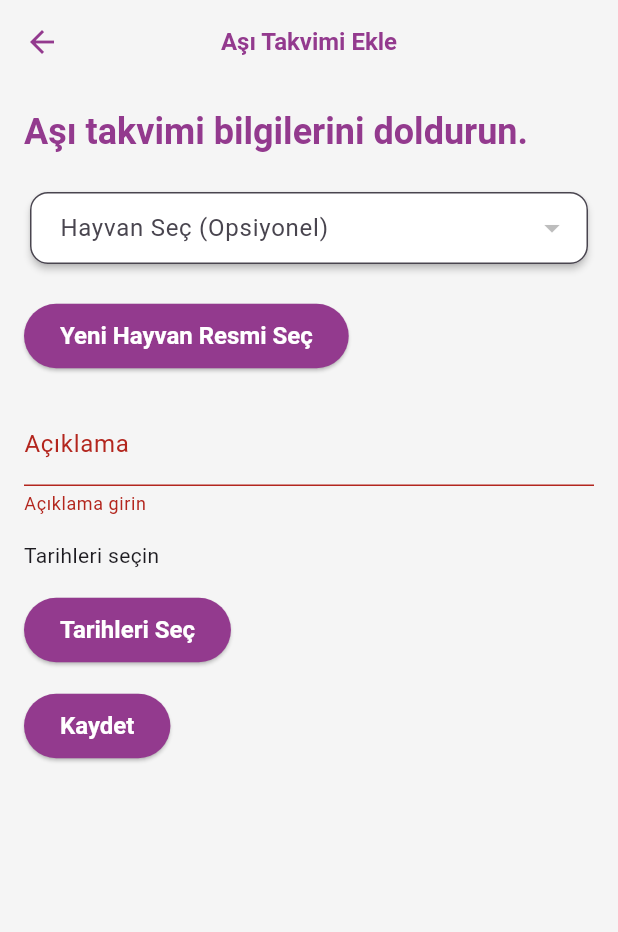
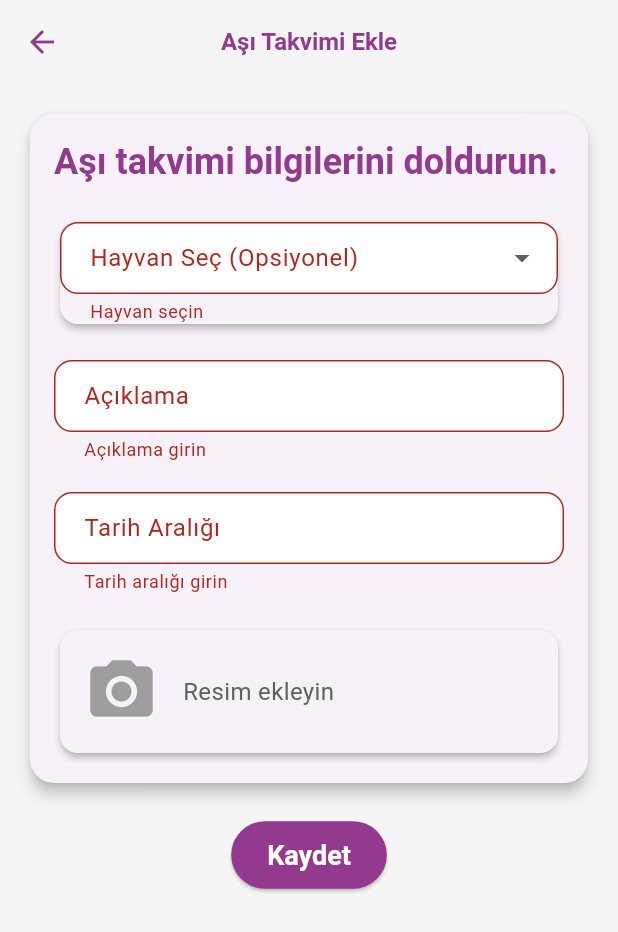
Before and after one commit to irm-ba/Hayvan, a Flutter app: the VaccinationScheduleAdd screen opened directly, after a tap on "Kaydet", on a phone screen of 412 x 824 dp. Shown: the top 932 px of the screen. Run offline on Flutter 3.47's test engine with Material 3 defaults, Android fonts, the phone set to English and light mode, and no system bars; our stand-ins replace cloud_firestore, firebase_auth, firebase_core, firebase_storage, image_picker, introduction_screen; missing offline and left inert: mailer; accounts and stored records are empty; network calls fail.

```diff
--- a/lib/vaccination_schedule_add.dart
+++ b/lib/vaccination_schedule_add.dart
@@ -1,8 +1,8 @@
+import 'dart:io';
 import 'package:flutter/material.dart';
 import 'package:cloud_firestore/cloud_firestore.dart';
 import 'package:firebase_auth/firebase_auth.dart';
 import 'package:image_picker/image_picker.dart';
-import 'dart:io';
 import 'package:firebase_storage/firebase_storage.dart';
 
 class VaccinationScheduleAdd extends StatefulWidget {
@@ -16,13 +16,16 @@ class _VaccinationScheduleAddState extends State<VaccinationScheduleAdd> {
   DateTime? start;
   DateTime? end;
   final TextEditingController _descriptionController = TextEditingController();
+  final TextEditingController _visitDateController = TextEditingController();
+  final _formKey = GlobalKey<FormState>();
   String? _selectedAnimalId;
   List<String> _animalIds = [];
   List<String> _animalNames = [];
   List<String> _animalImageUrls = [];
-  final _formKey = GlobalKey<FormState>();
+  File? _selectedImage;
   bool _isLoading = false;
-  File? _newAnimalImage; // Yeni eklenen hayvan resmi için
+
+  final ImagePicker _picker = ImagePicker();
 
   @override
   void initState() {
@@ -54,29 +57,27 @@ class _VaccinationScheduleAddState extends State<VaccinationScheduleAdd> {
     }
   }
 
-  Future<String> _uploadImage(File image) async {
+  Future<void> _pickImage() async {
+    final pickedFile = await _picker.pickImage(source: ImageSource.gallery);
+    if (pickedFile != null) {
+      setState(() {
+        _selectedImage = File(pickedFile.path);
+      });
+    }
+  }
+
+  Future<String?> _uploadImage(File image) async {
     try {
       final storageRef = FirebaseStorage.instance.ref();
-      final imageRef = storageRef
-          .child('vaccination_images/${DateTime.now().toIso8601String()}');
+      final fileName = DateTime.now().millisecondsSinceEpoch.toString();
+      final imageRef = storageRef.child('vaccination_images/$fileName');
       final uploadTask = imageRef.putFile(image);
       final snapshot = await uploadTask.whenComplete(() {});
       final downloadUrl = await snapshot.ref.getDownloadURL();
       return downloadUrl;
     } catch (e) {
       print('Error uploading image: $e');
-      return '';
-    }
-  }
-
-  Future<void> _pickImage() async {
-    final picker = ImagePicker();
-    final pickedFile = await picker.pickImage(source: ImageSource.gallery);
-
-    if (pickedFile != null) {
-      setState(() {
-        _newAnimalImage = File(pickedFile.path);
-      });
+      return null;
     }
   }
 
@@ -89,8 +90,8 @@ class _VaccinationScheduleAddState extends State<VaccinationScheduleAdd> {
       if (user != null) {
         try {
           String? imageUrl;
-          if (_newAnimalImage != null) {
-            imageUrl = await _uploadImage(_newAnimalImage!);
+          if (_selectedImage != null) {
+            imageUrl = await _uploadImage(_selectedImage!);
           }
 
           await FirebaseFirestore.instance
@@ -101,7 +102,7 @@ class _VaccinationScheduleAddState extends State<VaccinationScheduleAdd> {
             'end': end,
             'animalId': _selectedAnimalId,
             'userId': user.uid,
-            'animalImageUrl': imageUrl, // Resim URL'sini ekleyin
+            'animalImageUrl': imageUrl,
           });
 
           ScaffoldMessenger.of(context).showSnackBar(
@@ -127,22 +128,37 @@ class _VaccinationScheduleAddState extends State<VaccinationScheduleAdd> {
     return Scaffold(
       appBar: AppBar(
         title: const Text("Aşı Takvimi Ekle"),
+        elevation: 0,
       ),
       body: Padding(
         padding: const EdgeInsets.all(16.0),
+        child: SingleChildScrollView(
           child: Form(
             key: _formKey,
             child: Column(
               crossAxisAlignment: CrossAxisAlignment.start,
               children: [
+                Card(
+                  elevation: 4,
+                  shape: RoundedRectangleBorder(
+                    borderRadius: BorderRadius.circular(16),
+                  ),
+                  child: Padding(
+                    padding: const EdgeInsets.all(16.0),
+                    child: Column(
+                      crossAxisAlignment: CrossAxisAlignment.start,
+                      children: [
                         Text(
                           'Aşı takvimi bilgilerini doldurun.',
-                style: Theme.of(context).textTheme.headlineSmall?.copyWith(
+                          style: Theme.of(context)
+                              .textTheme
+                              .headlineSmall
+                              ?.copyWith(
                                 fontWeight: FontWeight.bold,
                                 color: Color.fromARGB(255, 147, 58, 142),
                               ),
                         ),
-              const SizedBox(height: 20),
+                        SizedBox(height: 20),
                         _buildDropdownField(
                           label: 'Hayvan Seç (Opsiyonel)',
                           value: _selectedAnimalId,
@@ -155,33 +171,10 @@ class _VaccinationScheduleAddState extends State<VaccinationScheduleAdd> {
                             });
                           },
                         ),
-              const SizedBox(height: 20),
-              ElevatedButton(
-                onPressed: _pickImage,
-                child: const Text("Yeni Hayvan Resmi Seç"),
-                style: ElevatedButton.styleFrom(
-                  foregroundColor: Colors.white,
-                  backgroundColor: Color.fromARGB(255, 147, 58, 142),
-                  padding:
-                      const EdgeInsets.symmetric(horizontal: 24, vertical: 12),
-                  textStyle: const TextStyle(
-                      fontSize: 16, fontWeight: FontWeight.bold),
-                ),
-              ),
-              if (_newAnimalImage != null)
-                Padding(
-                  padding: const EdgeInsets.symmetric(vertical: 16.0),
-                  child: Image.file(
-                    _newAnimalImage!,
-                    width: 100,
-                    height: 100,
-                    fit: BoxFit.cover,
-                  ),
-                ),
-              const SizedBox(height: 20),
-              TextFormField(
+                        SizedBox(height: 20),
+                        _buildTextField(
                           controller: _descriptionController,
-                decoration: const InputDecoration(labelText: 'Açıklama'),
+                          label: 'Açıklama',
                           validator: (value) {
                             if (value == null || value.isEmpty) {
                               return 'Açıklama girin';
@@ -189,54 +182,51 @@ class _VaccinationScheduleAddState extends State<VaccinationScheduleAdd> {
                             return null;
                           },
                         ),
-              const SizedBox(height: 16),
-              Text(
-                start != null && end != null
-                    ? 'Başlangıç: ${_formatDate(start!)} \nBitiş: ${_formatDate(end!)}'
-                    : 'Tarihleri seçin',
-                textAlign: TextAlign.center,
-              ),
-              const SizedBox(height: 16),
-              ElevatedButton(
-                onPressed: () async {
-                  final result = await showDateRangePicker(
-                    context: context,
-                    firstDate: DateTime(2020),
-                    lastDate: DateTime(2100),
-                  );
-                  if (result != null) {
-                    setState(() {
-                      start = result.start;
-                      end = result.end;
-                    });
+                        SizedBox(height: 20),
+                        GestureDetector(
+                          onTap: _selectDateRange,
+                          child: AbsorbPointer(
+                            child: _buildTextField(
+                              controller: _visitDateController,
+                              label: 'Tarih Aralığı',
+                              hint: 'Başlangıç - Bitiş',
+                              validator: (value) {
+                                if (value == null || value.isEmpty) {
+                                  return 'Tarih aralığı girin';
                                 }
+                                return null;
                               },
-                child: const Text("Tarihleri Seç"),
-                style: ElevatedButton.styleFrom(
-                  foregroundColor: Colors.white,
-                  backgroundColor: Color.fromARGB(255, 147, 58, 142),
-                  padding:
-                      const EdgeInsets.symmetric(horizontal: 24, vertical: 12),
-                  textStyle: const TextStyle(
-                      fontSize: 16, fontWeight: FontWeight.bold),
                             ),
                           ),
-              const SizedBox(height: 16),
-              _isLoading
-                  ? Center(child: CircularProgressIndicator())
+                        ),
+                        SizedBox(height: 20),
+                        _buildImagePicker(),
+                      ],
+                    ),
+                  ),
+                ),
+                SizedBox(height: 20),
+                Center(
+                  child: _isLoading
+                      ? CircularProgressIndicator()
                       : ElevatedButton(
                           onPressed: _saveVaccinationSchedule,
-                      child: const Text("Kaydet"),
+                          child: const Text('Kaydet'),
                           style: ElevatedButton.styleFrom(
+                            backgroundColor: Color.fromARGB(255, 147, 58, 142),
                             foregroundColor: Colors.white,
-                        backgroundColor: Color.fromARGB(255, 147, 58, 142),
-                        padding: const EdgeInsets.symmetric(
+                            padding: EdgeInsets.symmetric(
                                 horizontal: 24, vertical: 12),
-                        textStyle: const TextStyle(
-                            fontSize: 16, fontWeight: FontWeight.bold),
+                            textStyle: TextStyle(
+                                fontSize: 18, fontWeight: FontWeight.bold),
+                            shape: RoundedRectangleBorder(
+                              borderRadius: BorderRadius.circular(30),
+                            ),
+                          ),
                         ),
                 ),
               ],
+            ),
           ),
         ),
       ),
@@ -273,26 +263,124 @@ class _VaccinationScheduleAddState extends State<VaccinationScheduleAdd> {
             child: Row(
               children: [
                 itemImageUrls[index].isNotEmpty
-                    ? CircleAvatar(
-                        backgroundImage: NetworkImage(itemImageUrls[index]),
-                        radius: 20,
+                    ? Padding(
+                        padding: const EdgeInsets.only(right: 8.0),
+                        child: Image.network(
+                          itemImageUrls[index],
+                          width: 40,
+                          height: 40,
+                          fit: BoxFit.cover,
+                        ),
                       )
-                    : const CircleAvatar(
-                        child: Icon(Icons.pets),
-                        radius: 20,
-                      ),
-                const SizedBox(width: 10),
+                    : SizedBox(width: 40, height: 40),
                 Text(itemNames[index]),
               ],
             ),
           );
-        }),
+        })
+          ..add(
+            DropdownMenuItem<String>(
+              value: 'custom',
+              child: Row(
+                children: [
+                  Icon(Icons.add_a_photo, color: Colors.grey[600]),
+                  SizedBox(width: 8),
+                  Text('Diğer Resim Ekle'),
+                ],
+              ),
+            ),
+          ),
         onChanged: onChanged,
+        validator: (value) {
+          if (value == null || value.isEmpty) {
+            return 'Hayvan seçin';
+          }
+          return null;
+        },
       ),
     );
   }
 
-  String _formatDate(DateTime date) {
-    return '${date.day}/${date.month}/${date.year} ${date.hour}:${date.minute}';
+  Widget _buildImagePicker() {
+    return Card(
+      elevation: 2,
+      shape: RoundedRectangleBorder(
+        borderRadius: BorderRadius.circular(12),
+      ),
+      child: InkWell(
+        onTap: _pickImage,
+        child: Padding(
+          padding: const EdgeInsets.all(16.0),
+          child: Row(
+            children: [
+              _selectedImage != null
+                  ? Image.file(
+                      _selectedImage!,
+                      width: 100,
+                      height: 100,
+                      fit: BoxFit.cover,
+                    )
+                  : Icon(Icons.camera_alt, size: 50, color: Colors.grey),
+              SizedBox(width: 16),
+              Expanded(
+                child: Text(
+                  _selectedImage != null
+                      ? 'Resmi değiştirmek için dokunun'
+                      : 'Resim ekleyin',
+                  style: TextStyle(fontSize: 16, color: Colors.grey[700]),
+                ),
+              ),
+            ],
+          ),
+        ),
+      ),
+    );
+  }
+
+  Future<void> _selectDateRange() async {
+    final DateTime? pickedStart = await showDatePicker(
+      context: context,
+      initialDate: start ?? DateTime.now(),
+      firstDate: DateTime(2000),
+      lastDate: DateTime(2100),
+    );
+    if (pickedStart != null && pickedStart != start) {
+      final DateTime? pickedEnd = await showDatePicker(
+        context: context,
+        initialDate: end ?? pickedStart,
+        firstDate: pickedStart,
+        lastDate: DateTime(2100),
+      );
+      if (pickedEnd != null && pickedEnd != end) {
+        setState(() {
+          start = pickedStart;
+          end = pickedEnd;
+          _visitDateController.text =
+              '${start?.toLocal().toString().split(' ')[0]} - ${end?.toLocal().toString().split(' ')[0]}';
+        });
       }
     }
+  }
+
+  Widget _buildTextField({
+    required TextEditingController controller,
+    required String label,
+    String? hint,
+    required FormFieldValidator<String> validator,
+  }) {
+    return TextFormField(
+      controller: controller,
+      decoration: InputDecoration(
+        labelText: label,
+        hintText: hint,
+        border: OutlineInputBorder(
+          borderRadius: BorderRadius.circular(12),
+        ),
+        filled: true,
+        fillColor: Colors.white,
+        contentPadding: EdgeInsets.symmetric(horizontal: 16, vertical: 12),
+      ),
+      validator: validator,
+    );
+  }
+}
```
Also changed, not shown: lib/lost_details.dart (+25 -7 lines). Lines whose indentation alone changed are shown as unchanged.
